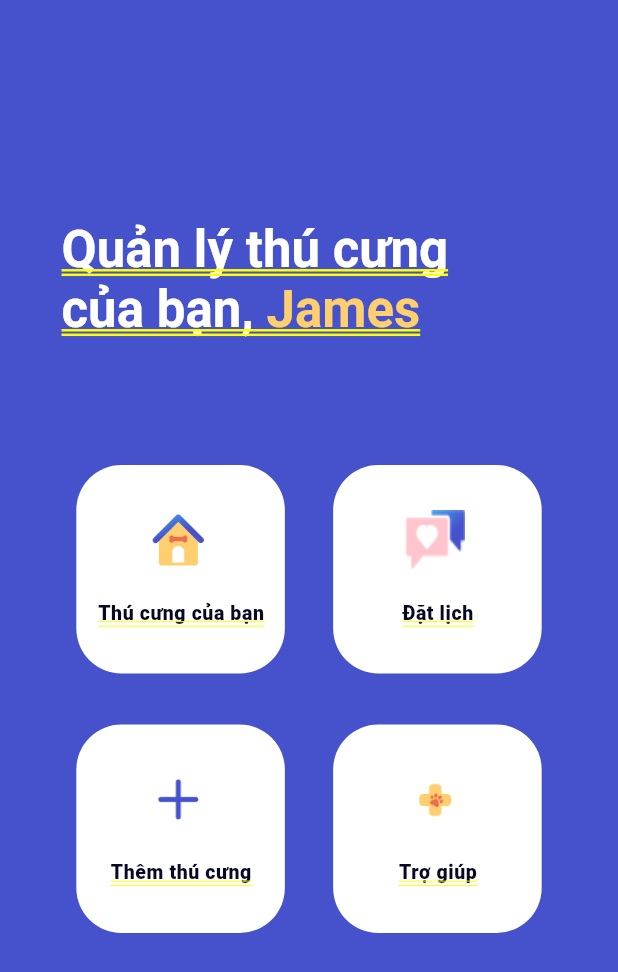
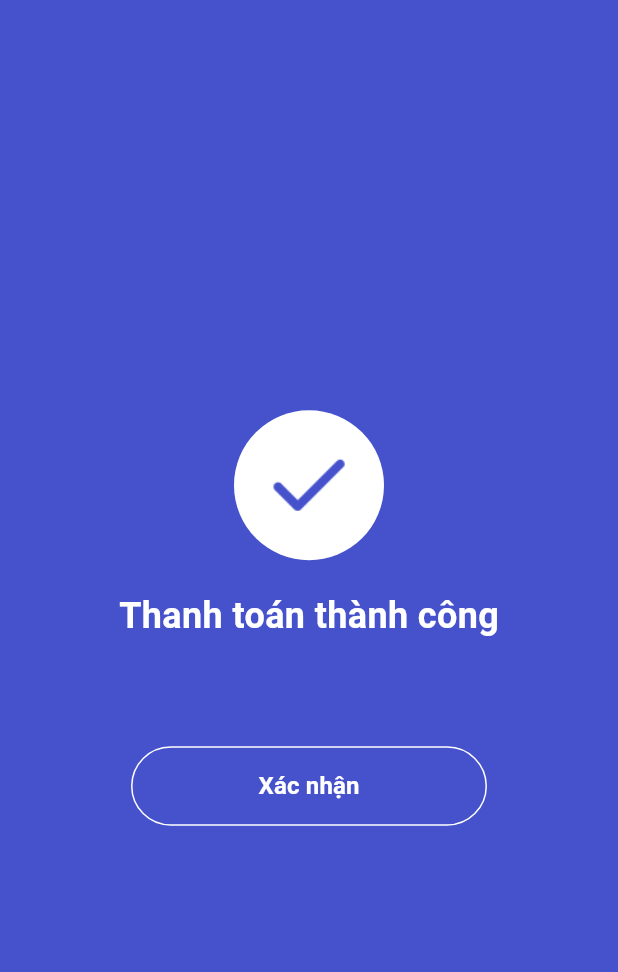
Before and after one commit to DQuyen231/PetCarePal_template, a Flutter app: the screen it shows after launch, on a phone screen of 412 x 824 dp. Shown: the top 972 px of the screen. Run offline on Flutter 3.47's test engine with Material 3 defaults, Android fonts, the phone set to English and light mode, and no system bars; Roboto replaces fonts that are missing (Encode Sans).

Commit message:
payment and payment success screen

```diff
--- a/lib/main.dart
+++ b/lib/main.dart
@@ -1,6 +1,8 @@
 import 'package:flutter/material.dart';
 import 'package:petcarepal/screens/splash/splash.dart';
 import 'package:petcarepal/screens/home/home.dart';
+import 'package:petcarepal/screens/successpay/successpay.dart';
+import 'package:petcarepal/screens/payment/payment.dart';
 
 void main() {
   runApp(const MyApp());
@@ -20,7 +22,7 @@ class MyApp extends StatelessWidget {
         useMaterial3: true,
       ),
       debugShowCheckedModeBanner: false,
-      home: HomeScreen(),
+      home: PaymentSuccessPage(),
     );
   }
 }
--- /dev/null
+++ b/lib/screens/successpay/successpay.dart
@@ -0,0 +1,54 @@
+import 'package:flutter/material.dart';
+
+class PaymentSuccessPage extends StatelessWidget {
+  @override
+  Widget build(BuildContext context) {
+    return Scaffold(
+      body: Container(
+        color: Color(0xFF4552CB),
+        child: Center(
+          child: Column(
+            mainAxisAlignment: MainAxisAlignment.center,
+            children: [
+              CircleAvatar(
+                backgroundColor: Colors.white,
+                radius: 50.0,
+                child: Image.asset(
+                  'assets/icons/check.png',
+                  width:
+                      80, // Điều chỉnh kích thước hình ảnh theo nhu cầu của bạn
+                  height: 80,
+                ),
+              ),
+              SizedBox(height: 20), // Khoảng cách giữa hình và văn bản
+              Text(
+                'Thanh toán thành công',
+                style: TextStyle(
+                  color: Colors.white,
+                  fontSize: 24,
+                  fontWeight: FontWeight.bold,
+                ),
+              ),
+              SizedBox(height: 70),
+              OutlinedButton(
+                onPressed: () {},
+                style: OutlinedButton.styleFrom(
+                  side: BorderSide(color: Colors.white),
+                  padding: EdgeInsets.symmetric(horizontal: 85, vertical: 15),
+                ),
+                child: Text(
+                  'Xác nhận',
+                  style: TextStyle(
+                    color: Colors.white,
+                    fontSize: 16,
+                    fontWeight: FontWeight.bold,
+                  ),
+                ),
+              ),
+            ],
+          ),
+        ),
+      ),
+    );
+  }
+}
--- a/pubspec.yaml
+++ b/pubspec.yaml
@@ -65,6 +65,12 @@ flutter:
     - assets/icons/add.png
     - assets/icons/booking.png
     - assets/icons/help.png
+    - assets/icons/check.png
+    - assets/icons/money.png
+    - assets/icons/mastercard.png
+    - assets/icons/momo.png
+    - assets/icons/vnpay.png
+    - assets/icons/zalopay.png
 
   # An image asset can refer to one or more resolution-specific "variants", see
   # https://flutter.dev/assets-and-images/#resolution-aware
```
Also changed, not shown: lib/screens/home/components/button.dart (+0 -95 lines), lib/screens/payment/components/paymentmethod.dart (added, +75 -0 lines), lib/screens/payment/payment.dart (added, +109 -0 lines), assets/icons/check.png (added), assets/icons/mastercard.png (added), assets/icons/momo.png (added), assets/icons/money.png (added), assets/icons/vnpay.png (added), assets/icons/zalopay.png (added).
